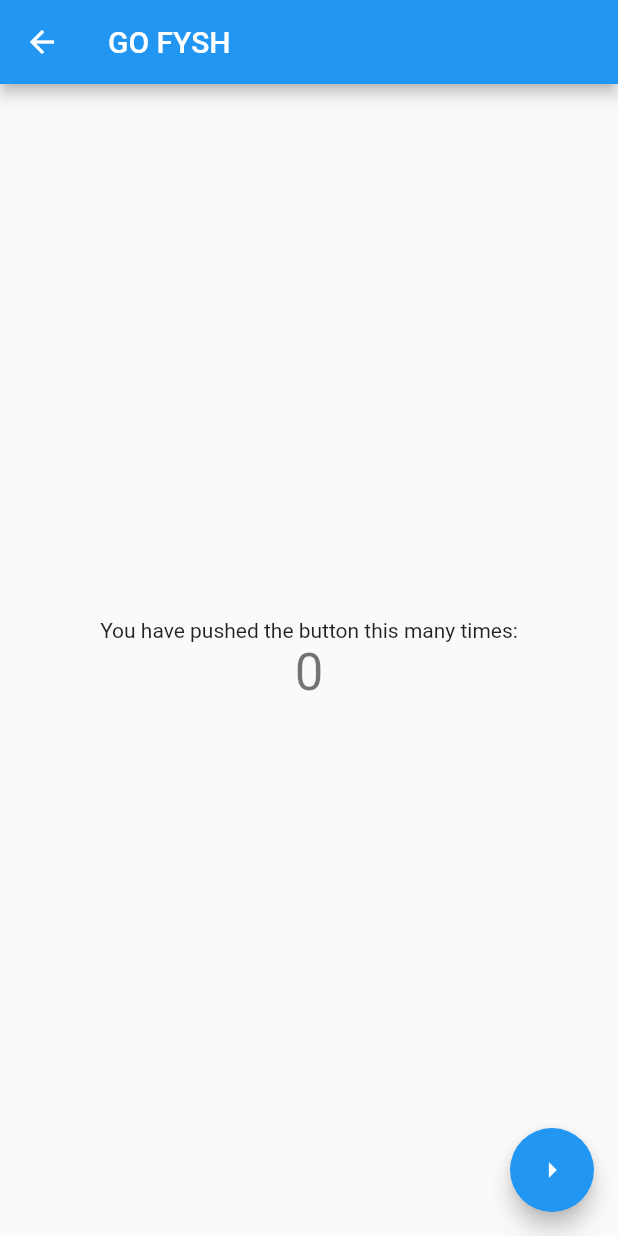
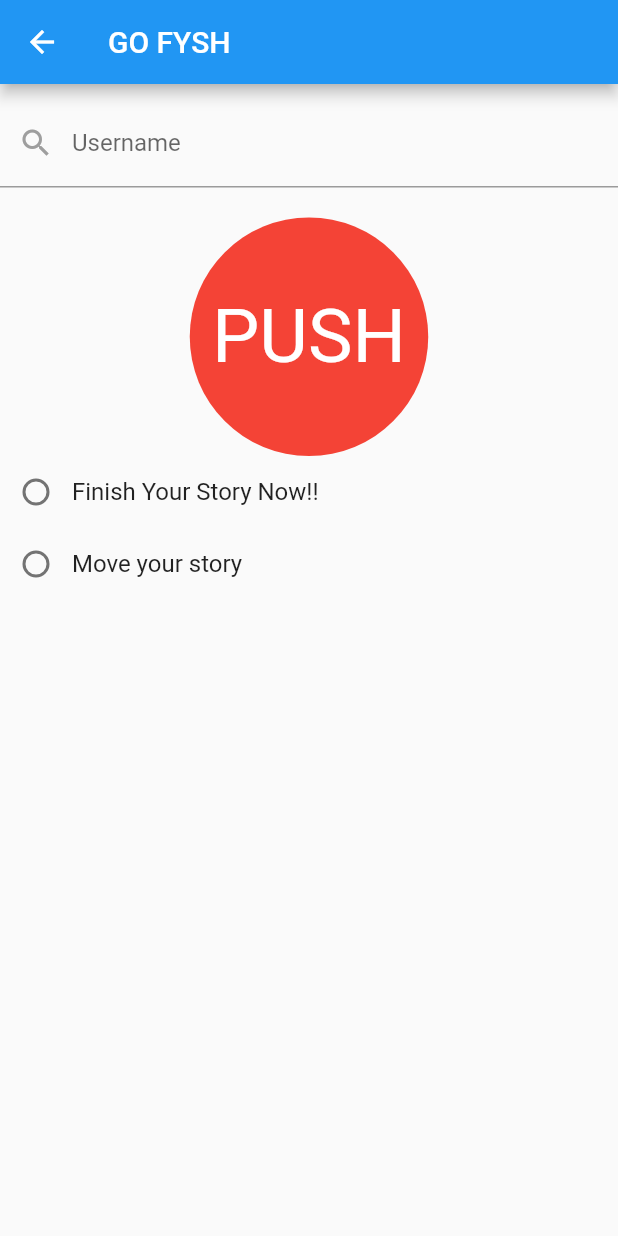
Before and after one commit to team-push/fys-mobile, a Flutter app: the MyHomePage screen opened by its route, on a phone screen of 412 x 824 dp. Run offline on Flutter 3.47's test engine with Material 2 defaults, Android fonts, the phone set to English and light mode, and no system bars; our stand-ins replace flutter_local_notifications, flutter_secure_storage; missing offline and left inert: android_alarm_manager; accounts and stored records are empty; network calls fail.

```diff
--- a/lib/main.dart
+++ b/lib/main.dart
@@ -1,6 +1,10 @@
+import 'dart:convert';
+import 'package:android_alarm_manager/android_alarm_manager.dart';
 import 'package:finish_your_story/login.dart';
+import 'package:finish_your_story/service/user_service.dart';
 import 'package:flutter/material.dart';
 import 'package:flutter_local_notifications/flutter_local_notifications.dart';
+import 'package:http/http.dart';
 
 void main() async {
 
@@ -11,6 +15,8 @@ void main() async {
     _defaultHome = MyHomePage();
   }
 
+  final int alarmId = 0;
+  await AndroidAlarmManager.initialize();
   runApp(new MaterialApp(
     title: 'GO FYSH',
     home: _defaultHome,
@@ -19,6 +25,11 @@ void main() async {
       '/login': (BuildContext context) => new LoginPage()
     },
   ));
+  await AndroidAlarmManager.periodic(const Duration(seconds: 5), alarmId, checkMessage);
+}
+
+void checkMessage() {
+  print("hello checking now..");
 }
 
 class MyApp extends StatelessWidget {
@@ -99,6 +110,23 @@ class _MyHomePageState extends State<MyHomePage> {
         0, 'Do it now', 'Complete your story 1011 now!!', platformChannelSpecifics,
         payload: 'item id 2');
 }
+String _username = "";
+
+  void _push() {
+    setState(() {
+      _username = userSearchController.text;
+      if(_username == "") {
+        return showDialog(
+            context: context,
+            builder: (context) {
+              return AlertDialog(
+                content: Text("please input username"),
+              );
+            }
+        );
+      }
+    });
+  }
 
   void _incrementCounter() {
     setState(() {
@@ -106,54 +134,90 @@ class _MyHomePageState extends State<MyHomePage> {
     });
   }
 
+  int _selectedMessage;
+
+  final userSearchController = TextEditingController();
+
   @override
   Widget build(BuildContext context) {
-    // This method is rerun every time setState is called, for instance as done
-    // by the _incrementCounter method above.
-    //
-    // The Flutter framework has been optimized to make rerunning build methods
-    // fast, so that you can just rebuild anything that needs updating rather
-    // than having to individually change instances of widgets.
+    void _selected1(int value) {
+      setState(() {
+        _selectedMessage = value;
+      });
+    }
     return Scaffold(
       appBar: AppBar(
         // Here we take the value from the MyHomePage object that was created by
         // the App.build method, and use it to set our appbar title.
         title: Text("GO FYSH"),
       ),
-      body: Center(
-        // Center is a layout widget. It takes a single child and positions it
-        // in the middle of the parent.
-        child: Column(
-          // Column is also layout widget. It takes a list of children and
-          // arranges them vertically. By default, it sizes itself to fit its
-          // children horizontally, and tries to be as tall as its parent.
-          //
-          // Invoke "debug painting" (press "p" in the console, choose the
-          // "Toggle Debug Paint" action from the Flutter Inspector in Android
-          // Studio, or the "Toggle Debug Paint" command in Visual Studio Code)
-          // to see the wireframe for each widget.
-          //
-          // Column has various properties to control how it sizes itself and
-          // how it positions its children. Here we use mainAxisAlignment to
-          // center the children vertically; the main axis here is the vertical
-          // axis because Columns are vertical (the cross axis would be
-          // horizontal).
-          mainAxisAlignment: MainAxisAlignment.center,
-          children: <Widget>[
-            Text(
-              'You have pushed the button this many times:',
+      body: ListView(
+        children: <Widget>[
+          Padding(
+            padding: const EdgeInsets.all(5.0),
+          ),
+          TextFormField(
+            controller: userSearchController,
+            decoration: new InputDecoration(
+              hintText: 'Username',
+              labelText: 'Username',
+              prefixIcon: Padding(
+                padding: EdgeInsets.all(0.0),
+                child: Icon(
+                  Icons.search,
+                  color: Colors.grey,
+                ), // icon is 48px widget.
+              ),
+            )
+          ),
+          Padding(
+            padding: const EdgeInsets.all(10.0),
+          ),
+          Center(
+            child: InkWell(
+                onTap: _push,
+                child: Container(
+                    padding: const EdgeInsets.all(50.0),
+                    decoration: BoxDecoration(
+                        shape: BoxShape.circle,
+                        color: Colors.red
+                    ),
+                    child: Text("PUSH", style: TextStyle(color: Colors.white, fontSize: 50.0))
+                )
             ),
-            Text(
-              '$_counter',
-              style: Theme.of(context).textTheme.display1,
-            ),
-          ],
-        ),
-      ),
-      floatingActionButton: FloatingActionButton(
-        onPressed: _incrementCounter,
-        tooltip: 'Increment',
-        child: Icon(Icons.arrow_right),
+          ),
+          ListView(
+            shrinkWrap: true,
+            children: <Widget>[
+              Row(
+                children: <Widget>[
+                  Radio(
+                    value: 0,
+                    groupValue: _selectedMessage,
+                    onChanged: _selected1,
+                  ),
+                  new Text(
+                    'Finish Your Story Now!!',
+                    style: new TextStyle(fontSize: 16.0),
+                  ),
+                ],
+              ),
+              Row(
+                children: <Widget>[
+                  Radio(
+                    value: 1,
+                    groupValue: _selectedMessage,
+                    onChanged: _selected1,
+                  ),
+                  new Text(
+                    'Move your story',
+                    style: new TextStyle(fontSize: 16.0),
+                  ),
+                ],
+              )
+            ],
+          )
+        ],
       ), // This trailing comma makes auto-formatting nicer for build methods.
     );
   }
--- a/lib/service/auth_service.dart
+++ b/lib/service/auth_service.dart
@@ -1,3 +1,48 @@
+import 'dart:convert';
+import 'package:flutter_secure_storage/flutter_secure_storage.dart';
+import 'package:http/http.dart' as http;
+
+class Registration {
+  String username;
+  String password;
+  String fullName;
+
+  Registration({this.username, this.password, this.fullName});
+
+  Map<String, dynamic> toJson() => {
+    'username': username,
+    'password': password,
+    'fullName': fullName
+  };
+}
+class Login {
+  String username;
+  String password;
+
+  Login({this.username, this.password});
+
+  Map<String, dynamic> toJson() => {
+    'username': username,
+    'password': password
+  };
+}
 class AuthService {
-
+  Future<http.Response> register(String username, String password, String fullName) {
+    var reg = Registration(username: username, password: password, fullName: fullName);
+    return http.post('http://10.0.2.2:8100/api/auth/register', headers: {
+      'Content-Type': 'application/json'
+    }, body: json.encode(reg.toJson())).then((http.Response response) {
+      print(response.statusCode);
+    });
+  }
+  Future<http.Response> login(String username, String password) {
+    var login = Login(username: username, password: password);
+    return http.post('http://10.0.2.2:8100/api/auth/login', headers: {
+      'Content-Type': 'application/json'
+    }, body: json.encode(login.toJson())).then((http.Response response) {
+      Map<String, dynamic> map = jsonDecode(response.body);
+      final storage = new FlutterSecureStorage();
+      storage.write(key: 'accessKey', value: map['accessToken']);
+    });
+  }
 }
--- /dev/null
+++ b/lib/service/user_service.dart
@@ -0,0 +1,11 @@
+
+import 'package:http/http.dart' as http;
+
+class UserService {
+  Future<http.Response> getUser(String username) {
+    return http.get('http://10.0.2.2:8100/api/user/' + username, headers: {
+      'Content-Type': 'application/json'
+    }).then((http.Response response) {
+    });
+  }
+}
--- a/pubspec.yaml
+++ b/pubspec.yaml
@@ -24,6 +24,9 @@ dependencies:
   # Use with the CupertinoIcons class for iOS style icons.
   cupertino_icons: ^0.1.2
   flutter_local_notifications: 0.7.0
+  http: ^0.12.0+2
+  flutter_secure_storage: 3.2.1+1
+  android_alarm_manager: 0.4.1+6
 
 dev_dependencies:
   flutter_test:
```
Also changed, not shown: lib/join.dart (+45 -4 lines), lib/login.dart (+17 -4 lines), pubspec.lock, 6 other files.
